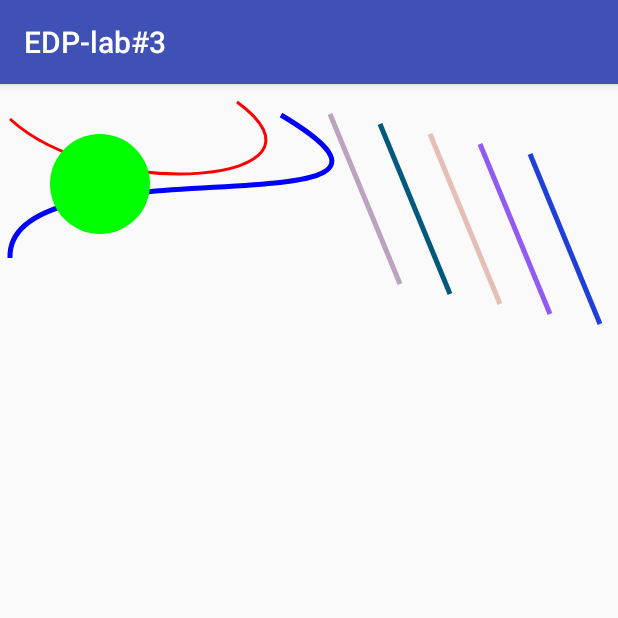
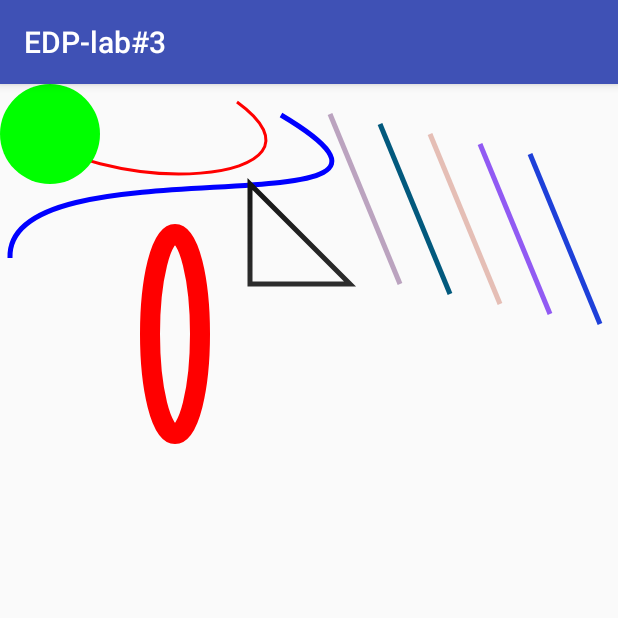
Before and after one commit to strdr4605/TUM-EDP-labs, an Android app: the screen it shows after launch (MainActivity), on a phone screen of 412 x 824 dp, the top half of it. Run offline under Robolectric (Android 15) with nearby library versions, the phone set to English and light mode, and no system bars.

Commit message:
Draw circle on touch

```diff
--- a/lab#3/EDP-lab#3/app/src/main/java/com/example/strainu/edp_lab3/DrawView.java
+++ b/lab#3/EDP-lab#3/app/src/main/java/com/example/strainu/edp_lab3/DrawView.java
@@ -4,38 +4,73 @@ import android.content.Context;
 import android.graphics.Bitmap;
 import android.graphics.Canvas;
 import android.graphics.Color;
+import android.graphics.LinearGradient;
 import android.graphics.Paint;
 import android.graphics.Path;
+import android.graphics.Point;
+import android.graphics.RectF;
+import android.graphics.Shader;
 import android.util.Log;
+import android.util.Pair;
+import android.view.KeyEvent;
+import android.view.MotionEvent;
 import android.view.View;
 import android.widget.ImageView;
+import android.widget.Toast;
 
+import java.util.ArrayList;
+import java.util.List;
 import java.util.Random;
 
 /**
  * Created by strainu on 4/14/17.
  */
 
-public class DrawView extends View {
+public class DrawView extends View implements View.OnTouchListener {
     Paint paint;
     Path path;
+    Canvas drawCanvas;
+
+    List<Pair<Integer, Integer>> listOfPoints = new ArrayList<>();
 
     public DrawView(Context context) {
         super(context);
+        paint = new Paint();
+        setOnTouchListener(this);
+
+        Pair<Integer, Integer> pair = new Pair<Integer, Integer>(50,50);
+        listOfPoints.add(pair);
     }
 
     @Override
     protected void onDraw(Canvas canvas) {
         super.onDraw(canvas);
+        drawCanvas  = canvas;
         canvas.scale((float) 1, (float) 1);
         drawLines(5, canvas);
         drawBezierCurve(canvas);
-        drawCircle(canvas);
+        drawTriangle(canvas);
+        drawOval(canvas);
+        for(int i = 0; i < listOfPoints.size(); i++){
+            drawCircle(canvas, listOfPoints.get(i).first, listOfPoints.get(i).second);
+        }
     }
+
+
+    public boolean onTouch(View v, MotionEvent event) {
+
+        Pair<Integer,Integer> tempPair = new Pair<>((int) event.getX(), (int) event.getY());
+        listOfPoints.add(tempPair);
+
+        Log.d("Canvas","" + drawCanvas);
+
+        invalidate();
+        return true;
+    }
+
 
     private void drawLines(int n, Canvas canvas) {
         Random rnd = new Random();
-        paint = new Paint();
         paint.setStrokeWidth(5);
         float startX = 0;
         float startY = 0;
@@ -68,10 +103,37 @@ public class DrawView extends View {
         canvas.drawPath(path, paint);
     }
 
-    private void drawCircle(Canvas canvas) {
+    private void drawCircle(Canvas canvas, int x, int y) {
+        Log.d("canvas", String.valueOf(canvas));
         paint.setStyle(Paint.Style.FILL);
         paint.setColor(Color.GREEN);
-        canvas.drawCircle(100, 100 , 50, paint);
+        drawCanvas.drawCircle(x, y, 50, paint);
+    }
+
+    private void drawTriangle(Canvas canvas) {
+        Point point1 = new Point(); point1.set(250, 100);
+        Point point2 = new Point(); point2.set(250, 200);
+        Point point3 = new Point(); point3.set(350, 200);
+
+        Path path = new Path();
+        path.moveTo(point1.x, point1.y);
+        path.lineTo(point2.x, point2.y);
+        path.lineTo(point3.x, point3.y);
+        path.lineTo(point1.x, point1.y);
+        path.close();
+        paint.setColor(Color.parseColor("#ffff00"));
+        paint.setShader(new LinearGradient(0, 0, 0, getHeight(), Color.BLACK, Color.WHITE, Shader.TileMode.MIRROR));
+        canvas.drawPath(path, paint);
+        paint.reset();
+    }
+
+    private void drawOval(Canvas canvas) {
+        paint.setColor(Color.parseColor("#ff0000"));
+        paint.setStrokeWidth(20);
+        paint.setStyle(Paint.Style.STROKE);
+        RectF rect=new RectF(150, 150, 200, 350);
+        canvas.drawOval(rect, paint);
+        paint.reset();
     }
 
 }
--- a/lab#3/EDP-lab#3/app/src/main/java/com/example/strainu/edp_lab3/MainActivity.java
+++ b/lab#3/EDP-lab#3/app/src/main/java/com/example/strainu/edp_lab3/MainActivity.java
@@ -3,6 +3,7 @@ package com.example.strainu.edp_lab3;
 import android.graphics.Color;
 import android.support.v7.app.AppCompatActivity;
 import android.os.Bundle;
+import android.widget.ImageView;
 
 public class MainActivity extends AppCompatActivity {
     DrawView drawView;
@@ -14,7 +15,8 @@ public class MainActivity extends AppCompatActivity {
 
         drawView = new DrawView(this);
         setContentView(drawView);
-        //drawView.setBackgroundColor(Color.WHITE);
+//        drawView = (DrawView) findViewById(R.id.drawing);
+//        drawView.setBackgroundColor(Color.WHITE);
 
     }
 }
```
Also changed, not shown: lab#3/EDP-lab#3/app/src/main/res/layout/activity_main.xml (+21 -6 lines), lab#3/EDP-lab#3/app/src/main/res/drawable/my_button.png (added).
